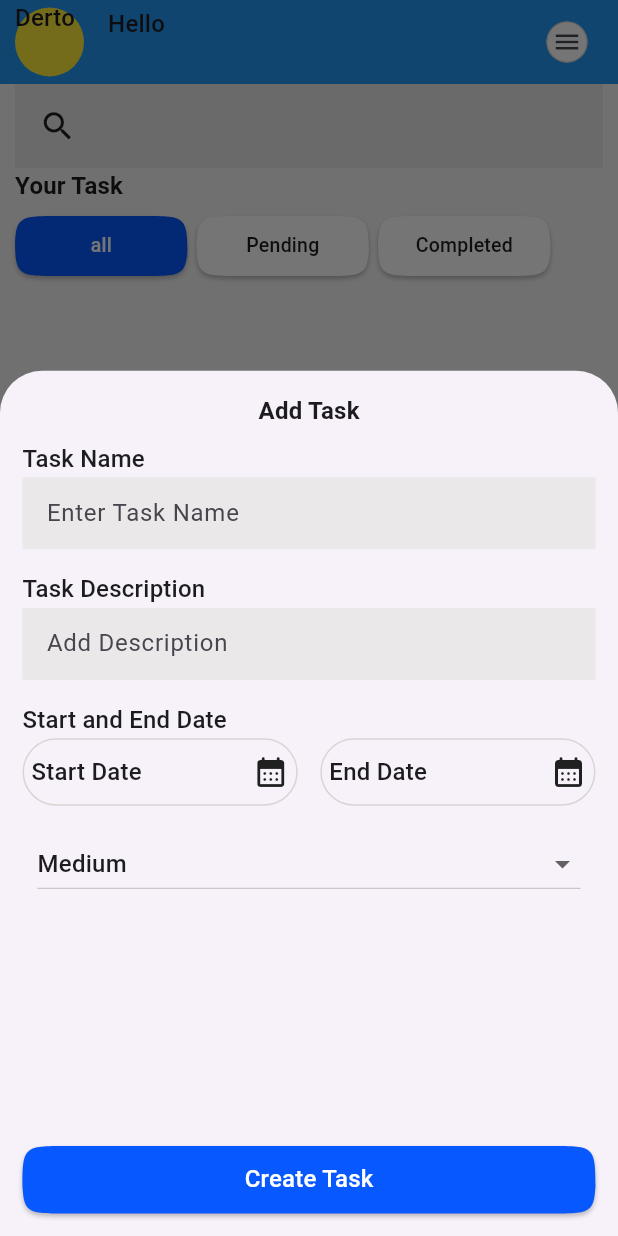
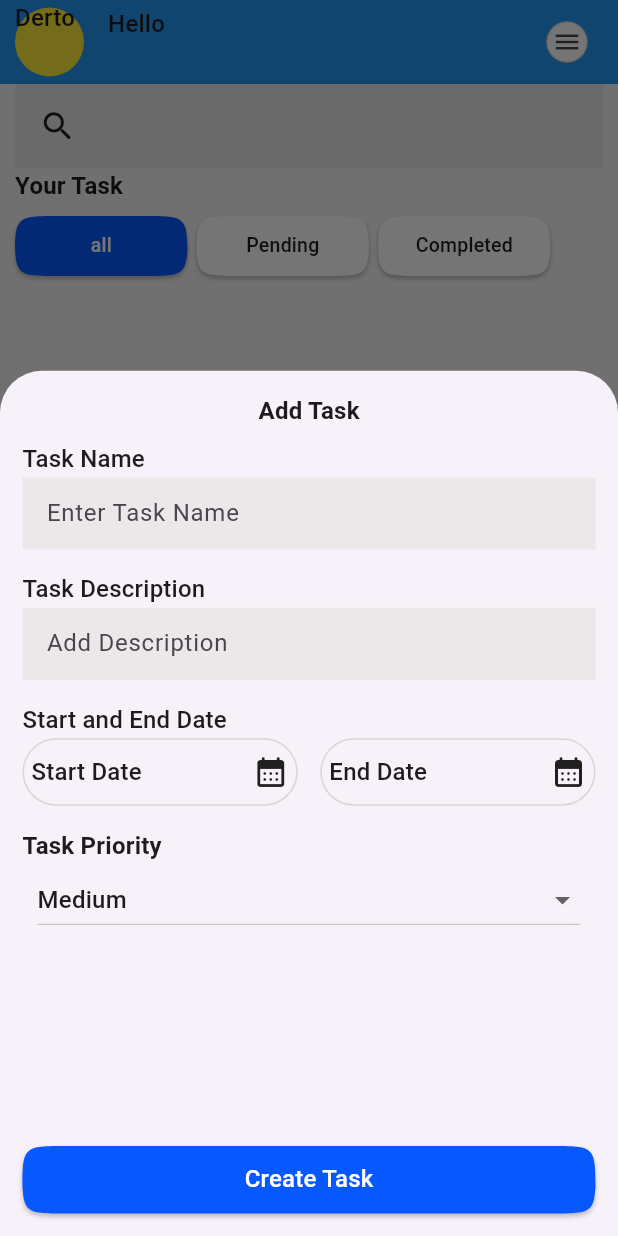
Before and after one commit to fkirewold/Task-Management-App, a Flutter app: the TaskScreen screen opened by its route, after a tap on the "add" icon, on a phone screen of 412 x 824 dp. Run offline on Flutter 3.47's test engine with Material 3 defaults, Android fonts, the phone set to English and light mode, and no system bars; our stand-ins replace flutter_bloc, go_router, shared_preferences; accounts and stored records are empty.

Commit message:
giving lebele for priority checkbox

```diff
--- a/lib/core/utils/show_bottom_task_shit.dart
+++ b/lib/core/utils/show_bottom_task_shit.dart
@@ -135,6 +135,8 @@ showTaskBottomSheet(BuildContext context) {
                         ],
                       ),
                       SizedBox(height: 15),
+                      TextWidget(text:'Task Priority',fontSize:16,
+                      fontWeight:FontWeight.bold),
                       DropdownButton(
                           value: priority,
                           isExpanded: true,
```
